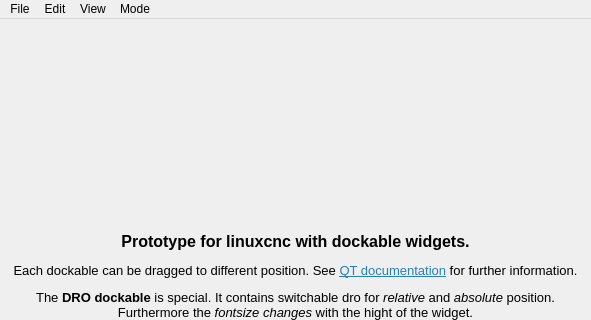
This is src/UI/mainwindow.ui in DjangoReinhard/FalconView as Qt 5 draws it before an edit; both pictures show x 0 to 591 and y 0 to 320 of the 591 by 576 pixel window. The edited form follows.
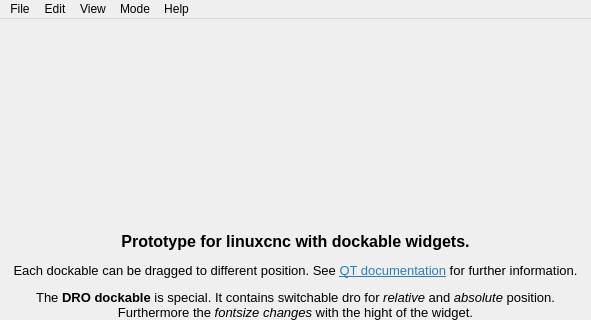
This is the edited form.

Diff of the .ui file:
```diff
--- a/src/UI/mainwindow.ui
+++ b/src/UI/mainwindow.ui
@@ -121,10 +121,19 @@
      <string>Mode</string>
     </property>
    </widget>
+   <widget class="QMenu" name="menuHelp">
+    <property name="title">
+     <string>Help</string>
+    </property>
+    <addaction name="actionHelp"/>
+    <addaction name="separator"/>
+    <addaction name="actionAbout"/>
+   </widget>
    <addaction name="menuFile"/>
    <addaction name="menuEdit"/>
    <addaction name="menuView"/>
    <addaction name="menuMode"/>
+   <addaction name="menuHelp"/>
   </widget>
   <action name="actionOpen">
    <property name="text">
```
Left out of the diff: 13 changed lines with no effect on the pictures.
